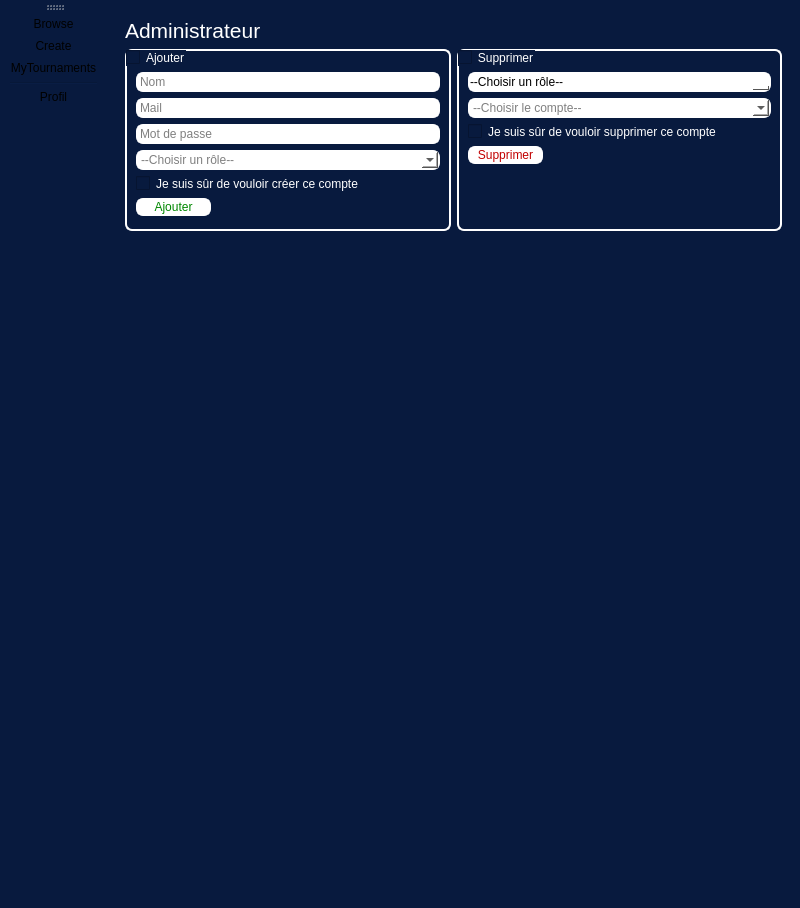
Above: source/application/application.ui from Projet-Trophee-NSI/Olympic-Tournament before the change. Below: the same form after it.
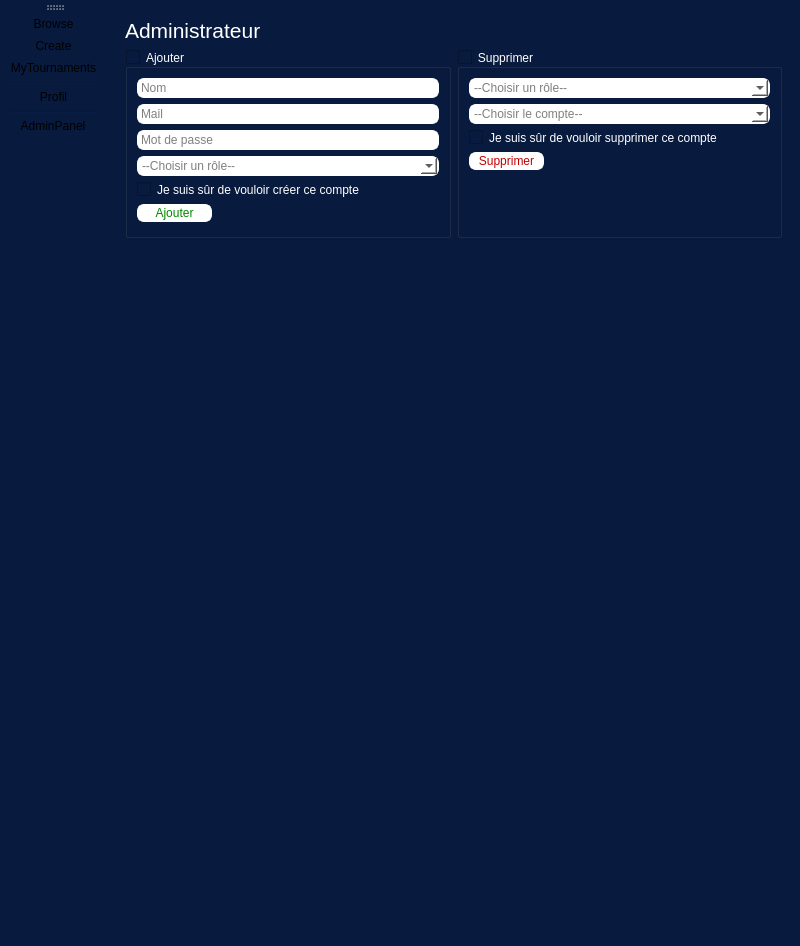
That is the form after the change. The open tabs and pages were chosen to show the change.

```diff
--- a/source/application/application.ui
+++ b/source/application/application.ui
@@ -7,9 +7,15 @@
     <x>0</x>
     <y>0</y>
     <width>800</width>
-    <height>886</height>
+    <height>946</height>
    </rect>
   </property>
+  <property name="maximumSize">
+   <size>
+    <width>16777215</width>
+    <height>946</height>
+   </size>
+  </property>
   <property name="windowTitle">
    <string>Olympic Tournament</string>
   </property>
@@ -1624,13 +1630,12 @@
          <layout class="QHBoxLayout" name="horizontalLayout">
           <item>
            <widget class="QGroupBox" name="addAccountGroupBox">
-            <property name="styleSheet">
-             <string notr="true">border: 2px solid white;
-border-radius: 7px;</string>
-            </property>
             <property name="title">
              <string>Ajouter</string>
             </property>
+            <property name="flat">
+             <bool>true</bool>
+            </property>
             <property name="checkable">
              <bool>true</bool>
             </property>
@@ -1644,8 +1649,7 @@
                 <string notr="true">color: rgb(0, 0, 0);
 background-color: rgb(255, 255, 255);
 border: 2px solid white;
-border-radius: 7px;
-margin-top: 12px;</string>
+border-radius: 7px;</string>
                </property>
                <property name="placeholderText">
                 <string>Nom</string>
@@ -1742,13 +1746,12 @@
           </item>
           <item>
            <widget class="QGroupBox" name="deleteAccountGroupBox">
-            <property name="styleSheet">
-             <string notr="true">border: 2px solid white;
-border-radius: 7px;</string>
-            </property>
             <property name="title">
              <string>Supprimer</string>
             </property>
+            <property name="flat">
+             <bool>true</bool>
+            </property>
             <property name="checkable">
              <bool>true</bool>
             </property>
@@ -1762,8 +1765,7 @@
                 <string notr="true">color: rgb(0, 0, 0);
 background-color: rgb(255, 255, 255);
 border: 2px solid white;
-border-radius: 7px;
-margin-top: 12px;</string>
+border-radius: 7px;</string>
                </property>
                <property name="placeholderText">
                 <string>--Choisir un rôle--</string>
@@ -1910,6 +1912,8 @@
    <addaction name="actionMyTournaments"/>
    <addaction name="separator"/>
    <addaction name="actionProfile"/>
+   <addaction name="separator"/>
+   <addaction name="actionAdminPanel"/>
   </widget>
   <action name="actionProfile">
    <property name="text">
@@ -1943,6 +1947,14 @@
     <string>&lt;html&gt;&lt;head/&gt;&lt;body&gt;&lt;p&gt;&lt;span style=&quot; color:#ffffff;&quot;&gt;Gérer mes tournois&lt;/span&gt;&lt;/p&gt;&lt;/body&gt;&lt;/html&gt;</string>
    </property>
   </action>
+  <action name="actionAdminPanel">
+   <property name="text">
+    <string>AdminPanel</string>
+   </property>
+   <property name="toolTip">
+    <string>&lt;html&gt;&lt;head/&gt;&lt;body&gt;&lt;p&gt;&lt;span style=&quot; color:#ffffff;&quot;&gt;Accéder au panneau d'administration&lt;/span&gt;&lt;/p&gt;&lt;/body&gt;&lt;/html&gt;</string>
+   </property>
+  </action>
  </widget>
  <resources/>
  <connections>
```
Left out of the diff: 6 changed lines with no effect on the pictures.
